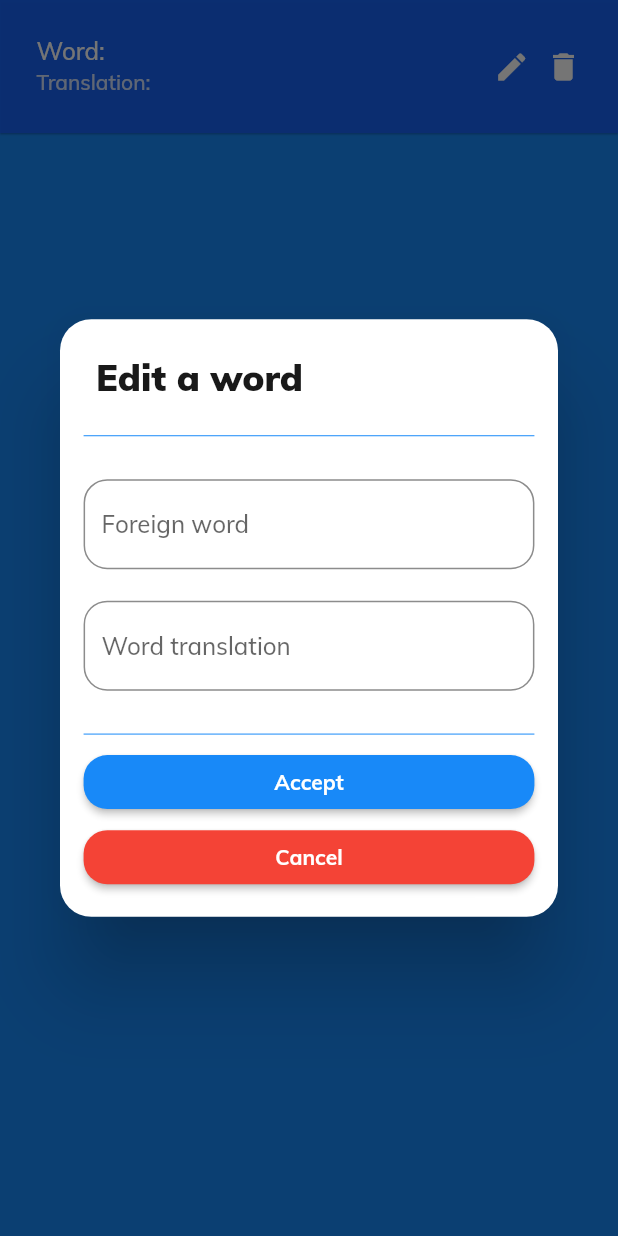
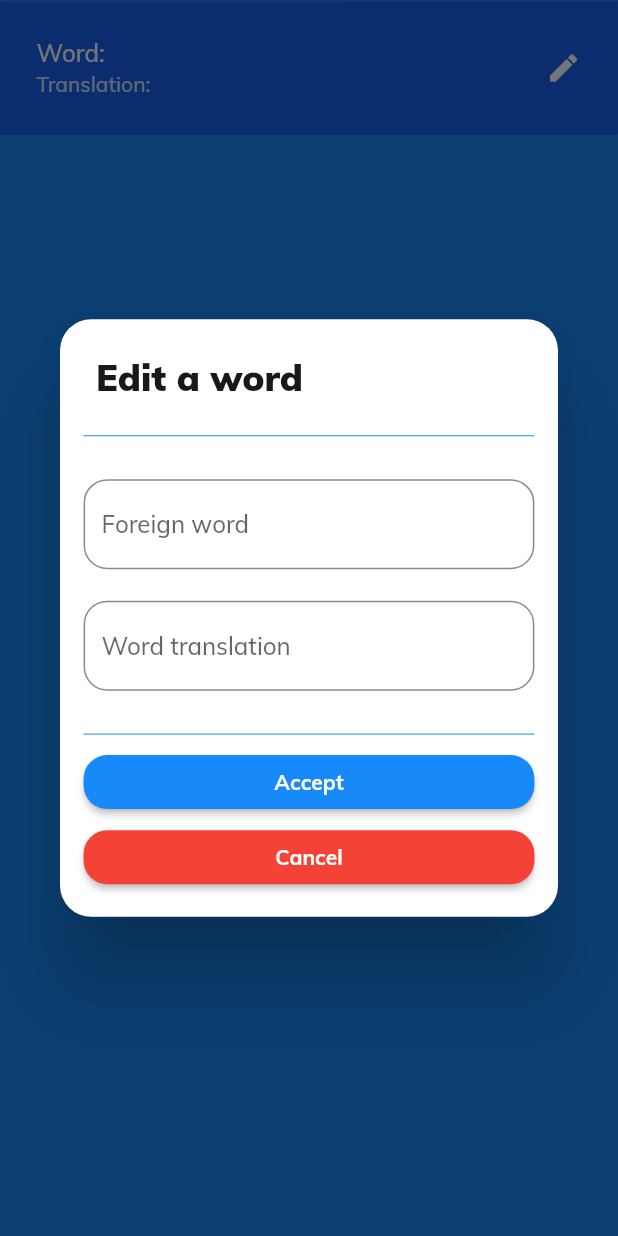
Before and after one commit to adam-podkowinski/easy_language, a Flutter app: the WordListItem widget shown alone on an empty page, opened directly with empty values, after a tap on the "edit" icon, on a phone screen of 412 x 824 dp. Run offline on Flutter 3.47's test engine with Material 2 defaults, Android fonts, the phone set to English and light mode, and no system bars; drawn by our look-alikes of flutter_slidable; our stand-ins replace auto_size_text, dartz, equatable, flutter_screenutil, flutter_svg, fluttertoast and 5 more; missing offline and left inert: language_picker; accounts and stored records are empty; statements that could not run were skipped.

Commit message:
Use slidable package to delete word from word bank

```diff
--- a/lib/features/word_bank/presentation/widgets/words_in_dictionary_widget.dart
+++ b/lib/features/word_bank/presentation/widgets/words_in_dictionary_widget.dart
@@ -8,6 +8,7 @@ import 'package:flutter/material.dart';
 import 'package:flutter/rendering.dart';
 import 'package:flutter/services.dart';
 import 'package:flutter_screenutil/flutter_screenutil.dart';
+import 'package:flutter_slidable/flutter_slidable.dart';
 import 'package:implicitly_animated_reorderable_list/implicitly_animated_reorderable_list.dart';
 import 'package:implicitly_animated_reorderable_list/transitions.dart';
 import 'package:provider/provider.dart';
@@ -72,12 +73,29 @@ class WordListItem extends StatelessWidget {
       t,
     );
 
-    return Handle(
-      delay: const Duration(milliseconds: 100),
+    return Column(
+      children: [
+        Divider(
+          color: Theme.of(context).primaryColor,
+          height: 1.h,
+          thickness: 1.w,
+        ),
+        Handle(
+          delay: const Duration(milliseconds: 150),
           child: SizeFadeTransition(
             curve: Curves.easeInOut,
             sizeFraction: 0.7,
             animation: itemAnimation,
+            child: Slidable(
+              actionPane: const SlidableDrawerActionPane(),
+              secondaryActions: <Widget>[
+                IconSlideAction(
+                  caption: 'Delete word',
+                  color: Theme.of(context).errorColor,
+                  icon: Icons.delete,
+                  onTap: () => _state.removeWord(index),
+                ),
+              ],
               child: Material(
                 color: color,
                 elevation: elevation,
@@ -93,15 +111,13 @@ class WordListItem extends StatelessWidget {
                     subtitle: Text(
                       'Translation: ${word.wordTranslation}',
                       style: TextStyle(
-                  color: Theme.of(context).colorScheme.onPrimary.withOpacity(
+                        color:
+                            Theme.of(context).colorScheme.onPrimary.withOpacity(
                                   0.8,
                                 ),
                       ),
                     ),
-              trailing: Row(
-                mainAxisSize: MainAxisSize.min,
-                children: [
-                  InkWell(
+                    trailing: InkWell(
                       onTap: () {
                         showWordDialog(
                           context,
@@ -118,24 +134,18 @@ class WordListItem extends StatelessWidget {
                         color: Theme.of(context).colorScheme.onPrimary,
                       ),
                     ),
-                  SizedBox(
-                    width: 10.w,
-                  ),
-                  InkWell(
-                    onTap: () {
-                      _state.removeWord(index);
-                    },
-                    child: Icon(
-                      Icons.delete,
-                      color: Theme.of(context).colorScheme.onPrimary,
-                    ),
-                  ),
-                ],
                   ),
                 ),
               ),
             ),
           ),
+        ),
+        Divider(
+          color: Theme.of(context).primaryColor,
+          height: 1.h,
+          thickness: 1.w,
+        ),
+      ],
     );
   }
 }
--- a/pubspec.yaml
+++ b/pubspec.yaml
@@ -14,6 +14,7 @@ dependencies:
   flutter:
     sdk: flutter
   flutter_screenutil: ^5.0.0+2
+  flutter_slidable: ^0.6.0
   flutter_svg: ^0.22.0
   fluttertoast: ^8.0.7
   get_it: ^7.1.3
```
Also changed, not shown: pubspec.lock. Lines whose indentation alone changed are shown as unchanged.
